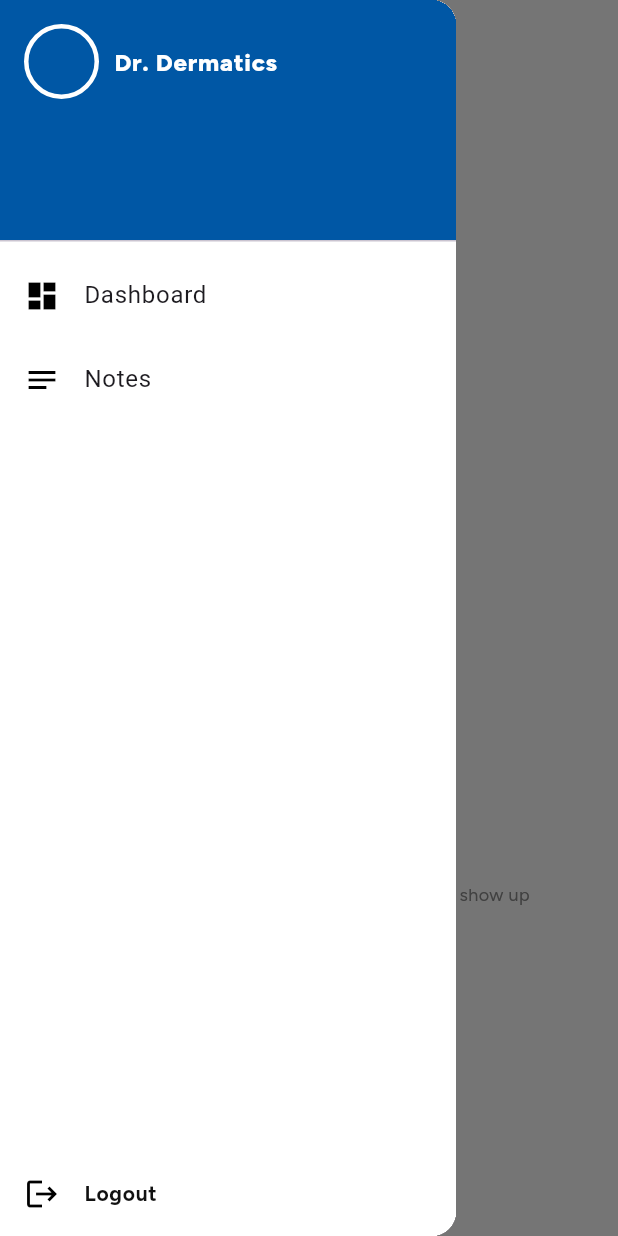
After one commit to Vanshi001/Doctor-App, a Flutter app: the MainScreen screen opened directly, in the side drawer, after a tap on the "menu" icon, on a phone screen of 412 x 824 dp. The commit adds this screen. Run offline on Flutter 3.47's test engine with Material 3 defaults, Android fonts, the phone set to English and light mode, and no system bars; our stand-ins replace cached_network_image, carousel_slider, device_info_plus, dio, dotted_border, dotted_line and 12 more; missing offline and left inert: new_version_plus, zego_uikit, zego_uikit_prebuilt_call, zego_uikit_signaling_plugin; accounts and stored records are empty; network calls fail; key blocks and very long unbroken strings in the code were emptied for the run.

Commit message:
- Added drawer for custom notes (done)

```diff
--- a/lib/controllers/AppointmentsController.dart
+++ b/lib/controllers/AppointmentsController.dart
@@ -225,7 +225,7 @@ class AppointmentsController extends GetxController {
           ? '${Constants.baseUrl}doctors/$doctorId/appointment?status=all?search=$searchQuery'
           : '${Constants.baseUrl}doctors/$doctorId/appointment?status=all',
     );
-    print('url ---- $url');
+    // print('url ---- $url');
 
     try {
       final response = await http.get(
@@ -234,7 +234,7 @@ class AppointmentsController extends GetxController {
       );
 
       // print('response.statusCode -- ${response.statusCode}');
-      print('response.body -- ${response.body}');
+      // print('response.body -- ${response.body}');
 
       if (response.statusCode == 200) {
         final responseData = jsonDecode(response.body);
--- a/lib/controllers/main/MainController.dart
+++ b/lib/controllers/main/MainController.dart
@@ -9,6 +9,7 @@ import 'package:shared_preferences/shared_preferences.dart';
 
 import '../../model/DoctorProfileResponse.dart';
 import '../../model/PendingAppointmentsWithoutDescriptionResponse.dart';
+import '../../screens/AuthScreen.dart';
 import '../../widgets/Constants.dart';
 import '../AppointmentsController.dart';
 import '../auth/AuthController.dart';
@@ -50,7 +51,7 @@ class MainController extends GetxController {
     final SharedPreferences prefs = await SharedPreferences.getInstance();
     final token = prefs.getString('access_token') ?? '';
     final doctorId = prefs.getString('doctor_id') ?? '';
-    print('doctorId -- $doctorId');
+    // print('doctorId -- $doctorId');
 
     isLoading.value = true;
     // final url = Uri.parse('http://192.168.1.10:5000/api/appointments');
@@ -114,7 +115,7 @@ class MainController extends GetxController {
 
     // final url = Uri.parse('http://192.168.1.10:5000/api/appointments?date=$currentDate');
     doctorId = prefs.getString('doctor_id') ?? '';
-    print('doctorId -- $doctorId');
+    // print('doctorId -- $doctorId');
 
     final url = Uri.parse('${Constants.baseUrl}doctors/$doctorId');
     // print('fetchDoctorDetailsApi url -- $url');
@@ -144,7 +145,15 @@ class MainController extends GetxController {
         if (token != null && token.isNotEmpty && errorMessage == "Unauthorized") {
           print('errorMessage main fetchDoctorDetailsApi -- $errorMessage');
           Constants.showError(errorMessage);
-          }
+        } else if (errorMessage == "Session expired. Please log in again.") {
+          final SharedPreferences prefs = await SharedPreferences.getInstance();
+          var token = prefs.getString('access_token');
+          print('while logout -> $token');
+          prefs.setString("access_token", '');
+          print('after logout -> ${prefs.getString('access_token')}');
+          Constants.showSuccess('Session expired. Please log in again.');
+          Get.offAll(() => AuthScreen());
+        }
       }
     } catch (e) {
       print('Error:- $e');
@@ -233,7 +242,7 @@ class MainController extends GetxController {
     // isLoading.value = true;
     // final url = Uri.parse('http://192.168.1.10:5000/api/appointments?date=$currentDate');
     // final doctorId = prefs.getString('doctor_id') ?? '';
-    print('doctorId -~- $doctorId');
+    print('doctorId -~- fetchTodayAppointmentsApi -~- MainController -~- $doctorId');
     final url = Uri.parse('${Constants.baseUrl}appointments?status=today&date=$currentDate&doctorId=$doctorId');
     // print('fetchTodayAppointmentsApi url -- $url');
 
@@ -324,7 +333,7 @@ class MainController extends GetxController {
 
     // final url = Uri.parse('http://192.168.1.10:5000/api/appointments?date=$currentDate');
     // final doctorId = prefs.getString('doctor_id') ?? '';
-    print('doctorId -~~- $doctorId');
+    // print('doctorId -~~- $doctorId');
     final url = Uri.parse('${Constants.baseUrl}doctors/$doctorId/appointments/no-prescription');
     // print('fetchPendingAppointmentsWithoutPrescriptionApi url -- $url');
 
@@ -376,5 +385,4 @@ class MainController extends GetxController {
 
   final RxList<dynamic> searchResults = <dynamic>[].obs;
   final RxString searchText = "".obs;
-
 }
--- a/lib/model/PrescriptionRequestModel.dart
+++ b/lib/model/PrescriptionRequestModel.dart
@@ -14,7 +14,7 @@ class PrescriptionItem {
   final String variantId;
   final String productId;
   final String compareAtPrice;
-  final int price;
+  final double price;
   final String image;
 
   PrescriptionItem({
--- /dev/null
+++ b/lib/screens/AppDrawer.dart
@@ -0,0 +1,154 @@
+import 'package:Doctor/screens/MainScreen.dart';
+import 'package:flutter/material.dart';
+import 'package:get/get.dart';
+import 'package:shared_preferences/shared_preferences.dart';
+import 'package:zego_uikit_prebuilt_call/zego_uikit_prebuilt_call.dart';
+
+import '../controllers/main/MainController.dart';
+import '../widgets/ColorCodes.dart';
+import '../widgets/Constants.dart';
+import '../widgets/TextStyles.dart';
+import 'AddCustomNotesScreen.dart';
+import 'AuthScreen.dart';
+
+class AppDrawer extends StatefulWidget {
+  AppDrawer({super.key});
+
+  @override
+  State<AppDrawer> createState() => _AppDrawerState();
+}
+
+class _AppDrawerState extends State<AppDrawer> {
+  final MainController mainController = Get.put(MainController());
+
+  @override
+  Widget build(BuildContext context) {
+    var width = MediaQuery.of(context).size.width;
+
+    return Drawer(
+      child: Container(
+        color: ColorCodes.white,
+        child: Column(
+          crossAxisAlignment: CrossAxisAlignment.start,
+          children: [
+            DrawerHeader(
+              decoration: BoxDecoration(color: ColorCodes.colorBlue1),
+              child: SizedBox(
+                width: width,
+                child: Row(
+                  crossAxisAlignment: CrossAxisAlignment.start,
+                  children: [
+                    // const CircleAvatar(radius: 30, backgroundColor: Colors.white),
+                    Obx(
+                          () => Container(
+                        height: 50,
+                        width: 50,
+                        decoration: BoxDecoration(
+                          shape: BoxShape.circle,
+                          color: ColorCodes.colorBlue1, // Background color for the circle
+                          border: Border.all(color: ColorCodes.white, width: 3),
+                        ),
+                        child: Center(child: Text(mainController.getInitials(mainController.doctorName.value), style: TextStyles.textStyle6_1)),
+                      ),
+                    ),
+                    const SizedBox(width: 10),
+                    Obx(() =>
+                      Container(
+                        height: 50,
+                        alignment: Alignment.center,
+                        child: SizedBox(
+                          width: width * 0.5,
+                          child: Text(
+                            mainController.doctorName.value.isNotEmpty ? mainController.doctorName.value : 'Dr. Dermatics',
+                            style: TextStyles.textStyle2_4,
+                            softWrap: true,
+                            maxLines: 2,
+                            overflow: TextOverflow.ellipsis,
+                          ),
+                        ),
+                      ),
+                    ),
+                  ],
+                ),
+              ),
+            ),
+            ListTile(
+              leading: Icon(Icons.dashboard, color: ColorCodes.black,),
+              title: Text("Dashboard"),
+              onTap: () {
+                // Get.back(); // Close drawer
+                Navigator.of(context).pop();
+                Get.off(() => MainScreen());
+              },
+            ),
+            ListTile(
+              leading: Icon(Icons.notes, color: ColorCodes.black,),
+              title: Text("Notes"),
+              onTap: () {
+                Navigator.of(context).pop();
+                Get.to(() => AddCustomNotesScreen());
+              },
+            ),
+            /*ListTile(
+              leading: Icon(Icons.settings),
+              title: Text("Settings"),
+              onTap: () {
+                Get.to(() => YourSettingsScreen());
+              },
+            ),*/
+            Spacer(),
+            ListTile(
+              leading: Icon(Icons.logout, color: ColorCodes.black),
+              title: Text("Logout", style: TextStyles.textStyle4_3),
+              onTap: () {
+                showDialog(
+                  context: context,
+                  barrierDismissible: false,
+                  builder:
+                      (context) => AlertDialog(
+                        backgroundColor: ColorCodes.white,
+                        title: Column(
+                          children: [
+                            Align(alignment: Alignment.topLeft, child: Text('Logout', style: TextStyles.textStyle2)),
+                            SizedBox(height: 10),
+                            Divider(height: 2, thickness: 1, color: ColorCodes.colorGrey4),
+                          ],
+                        ),
+                        content: Text('Are you sure you want to logout?', style: TextStyles.textStyle1),
+                        actions: [
+                          TextButton(
+                            onPressed: () => Navigator.pop(context), // dismiss dialog
+                            child: Text('Cancel', style: TextStyles.textStyle4_3),
+                          ),
+                          TextButton(
+                            onPressed: () async {
+                              logout();
+                              Navigator.pop(context);
+                            },
+                            child: Text('Logout', style: TextStyles.textStyle4_3),
+                          ),
+                        ],
+                      ),
+                );
+              },
+            ),
+          ],
+        ),
+      ),
+    );
+  }
+
+  void logout() async {
+    // final authController = Get.find<AuthController>();
+    // authController.logout();
+
+    final SharedPreferences prefs = await SharedPreferences.getInstance();
+    var token = prefs.getString('access_token');
+    print('while logout -> $token');
+    prefs.setString("access_token", '');
+    print('after logout -> ${prefs.getString('access_token')}');
+    Constants.showSuccess('Logout Successfully!');
+    await ZegoUIKitPrebuiltCallInvitationService().uninit();
+    Get.offAll(() => AuthScreen());
+  }
+}
--- a/lib/widgets/TextStyles.dart
+++ b/lib/widgets/TextStyles.dart
@@ -156,6 +156,13 @@ class TextStyles {
     fontFamily: 'Figtree',
   );
 
+  static const TextStyle textStyle2_4 = TextStyle(
+    fontSize: 16,
+    color: ColorCodes.white,
+    fontWeight: FontWeight.w800,
+    fontFamily: 'Figtree',
+  );
+
   static const TextStyle textStyle3 = TextStyle(
     fontSize: 16,
     color: ColorCodes.colorBlack1,
--- a/pubspec.yaml
+++ b/pubspec.yaml
@@ -16,7 +16,7 @@ publish_to: 'none' # Remove this line if you wish to publish to pub.dev
 # https://developer.apple.com/library/archive/documentation/General/Reference/InfoPlistKeyReference/Articles/CoreFoundationKeys.html
 # In Windows, build-name is used as the major, minor, and patch parts
 # of the product and file versions while build-number is used as the build suffix.
-version: 1.0.2+3
+version: 1.0.5+6
 
 environment:
   sdk: ^3.7.2
```
Also changed, not shown: lib/controllers/AddPendingMedicineController.dart (+20 -6 lines), lib/controllers/IndividualUpcomingScheduleController.dart (+26 -4 lines), lib/controllers/UpcomingSchedulesController.dart (+7 -5 lines), lib/screens/AddCustomNotesScreen.dart (added, +36 -0 lines), lib/screens/AddPendingMedicinesScreen.dart (+6 -6 lines), lib/screens/AllPendingMedicineUserListScreen.dart (+5 -2 lines), lib/screens/AppointmentsScreen.dart (+7 -4 lines), lib/screens/IndividualUpcomingScheduleScreen.dart (+4 -3 lines), lib/screens/MainScreen.dart (+63 -32 lines), lib/screens/UpcomingSchedulesScreen.dart (+52 -4 lines), lib/widgets/CallService.dart (+9 -8 lines), 1 other file.
